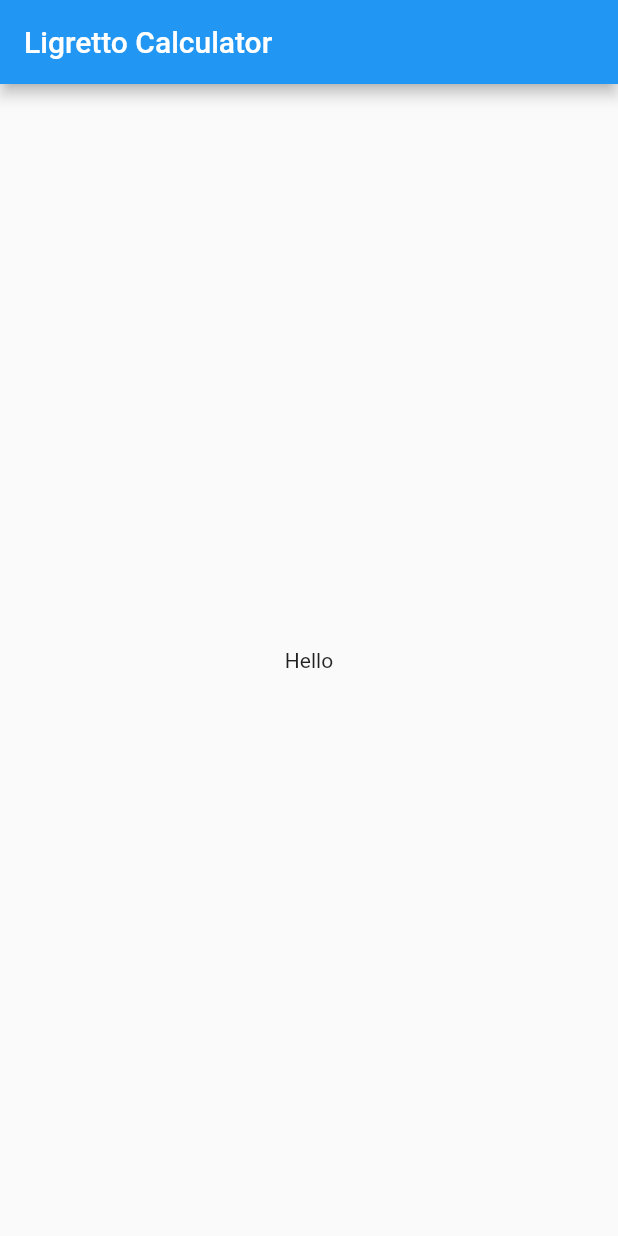
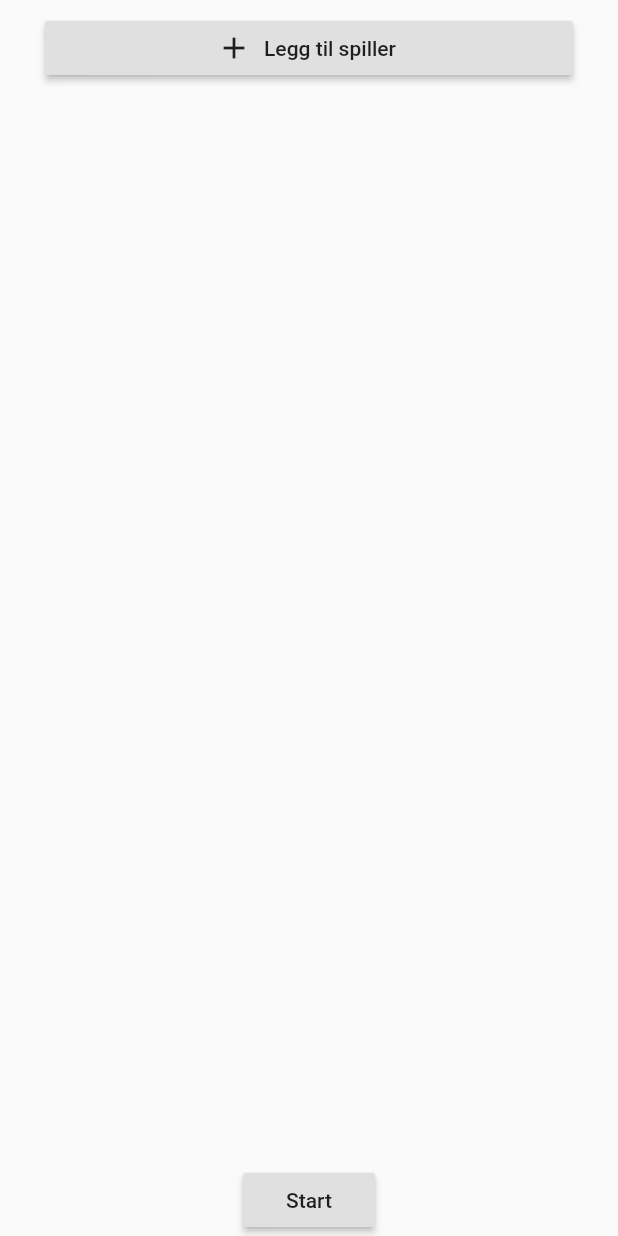
Before and after one commit to Magnuti/Ligretto-Calculator, a Flutter app: the screen it shows after launch, on a phone screen of 412 x 824 dp. Run offline on Flutter 3.47's test engine with Material 2 defaults, Android fonts, the phone set to English and light mode, and no system bars.

Commit message:
Implemented functionality for adding players

```diff
--- a/lib/main.dart
+++ b/lib/main.dart
@@ -1,4 +1,5 @@
 import 'package:flutter/material.dart';
+import 'package:ligretto_calculator/screens/player_screen/player_screen.dart';
 
 void main() {
   runApp(MyApp());
@@ -13,37 +14,7 @@ class MyApp extends StatelessWidget {
         primarySwatch: Colors.blue,
         visualDensity: VisualDensity.adaptivePlatformDensity,
       ),
-      home: MyHomePage(title: 'Ligretto Calculator'),
+      home: PlayerScreen(),
     );
   }
 }
-
-class MyHomePage extends StatefulWidget {
-  MyHomePage({Key key, this.title}) : super(key: key);
-
-  final String title;
-
-  @override
-  _MyHomePageState createState() => _MyHomePageState();
-}
-
-class _MyHomePageState extends State<MyHomePage> {
-  @override
-  Widget build(BuildContext context) {
-    return Scaffold(
-      appBar: AppBar(
-        title: Text(widget.title),
-      ),
-      body: Center(
-        child: Column(
-          mainAxisAlignment: MainAxisAlignment.center,
-          children: <Widget>[
-            Text(
-              'Hello',
-            ),
-          ],
-        ),
-      ),
-    );
-  }
-}
--- /dev/null
+++ b/lib/screens/player_screen/player_screen.dart
@@ -0,0 +1,61 @@
+import 'package:flutter/material.dart';
+import 'package:ligretto_calculator/screens/player_screen/new_player_dialog.dart';
+import 'package:ligretto_calculator/screens/player_screen/player_field.dart';
+
+class PlayerScreen extends StatefulWidget {
+  @override
+  _PlayerScreenState createState() => _PlayerScreenState();
+}
+
+class _PlayerScreenState extends State<PlayerScreen> {
+  List<String> _players = [];
+
+  @override
+  Widget build(BuildContext context) {
+    return Scaffold(
+      body: SafeArea(
+        child: Center(
+          child: Column(
+            mainAxisAlignment: MainAxisAlignment.center,
+            children: <Widget>[
+              Expanded(child: _listBody()),
+              RaisedButton(
+                onPressed: () => null,
+                child: Text("Start"),
+              ),
+            ],
+          ),
+        ),
+      ),
+    );
+  }
+
+  Widget _listBody() {
+    List<Widget> elements = [];
+    for (String player in _players) {
+      elements.add(PlayerField(playerName: player));
+    }
+    elements.add(
+      Padding(
+        padding: EdgeInsets.symmetric(horizontal: 30.0, vertical: 8.0),
+        child: RaisedButton.icon(
+          onPressed: () => showDialog(
+            context: context,
+            child: NewPlayerDialog(
+              submit: (String value) {
+                setState(() {
+                  _players.add(value);
+                });
+                Navigator.of(context).pop();
+              },
+              cancel: () => Navigator.of(context).pop(),
+            ),
+          ),
+          icon: Icon(Icons.add),
+          label: Text('Legg til spiller'),
+        ),
+      ),
+    );
+    return ListView(children: elements);
+  }
+}
```
Also changed, not shown: lib/screens/player_screen/new_player_dialog.dart (added, +66 -0 lines), lib/screens/player_screen/player_field.dart (added, +22 -0 lines).
